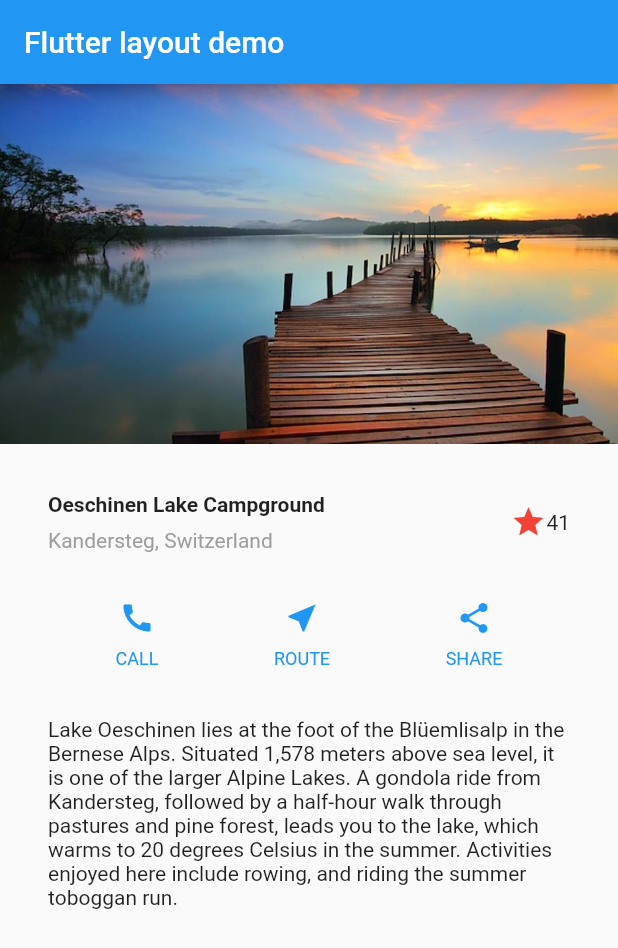
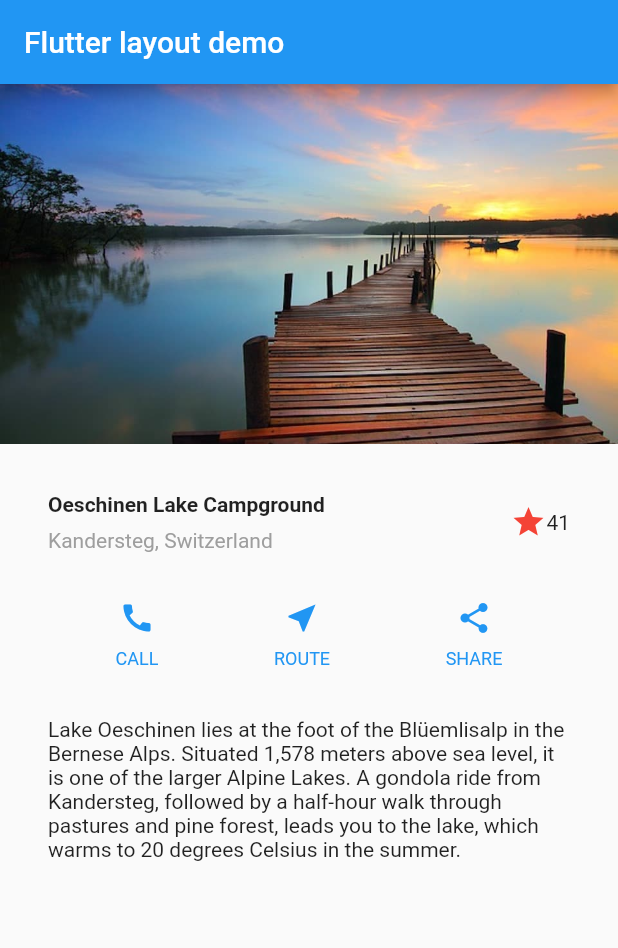
Before and after one commit to imsanjoykb/Flutter-UI-Design, a Flutter app: the screen it shows after launch, on a phone screen of 412 x 824 dp. Shown: the top 948 px of the screen. Run offline on Flutter 3.47's test engine with Material 2 defaults, Android fonts, the phone set to English and light mode, and no system bars.

Commit message:
Text updated

```diff
--- a/lib/main.dart
+++ b/lib/main.dart
@@ -66,8 +66,7 @@ class MyApp extends StatelessWidget {
         'Alps. Situated 1,578 meters above sea level, it is one of the '
         'larger Alpine Lakes. A gondola ride from Kandersteg, followed by a '
         'half-hour walk through pastures and pine forest, leads you to the '
-        'lake, which warms to 20 degrees Celsius in the summer. Activities '
-        'enjoyed here include rowing, and riding the summer toboggan run.',
+        'lake, which warms to 20 degrees Celsius in the summer.',
         softWrap: true,
       ),
     );
```
